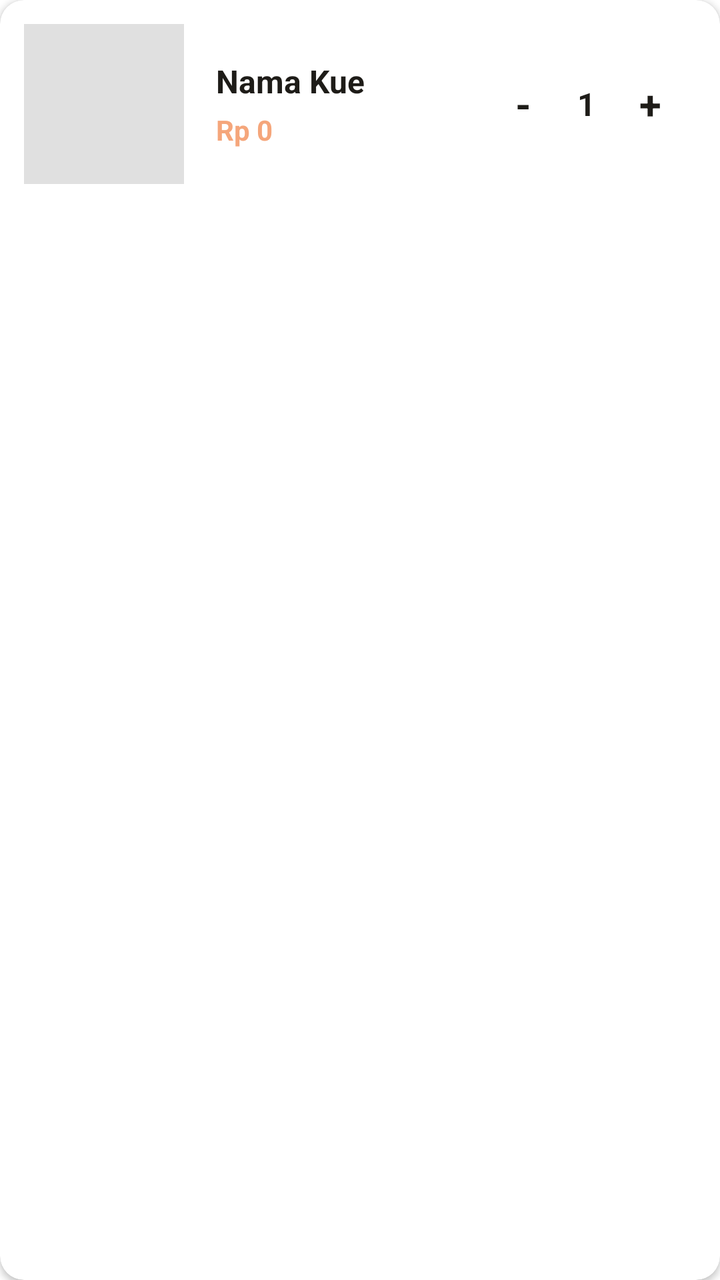
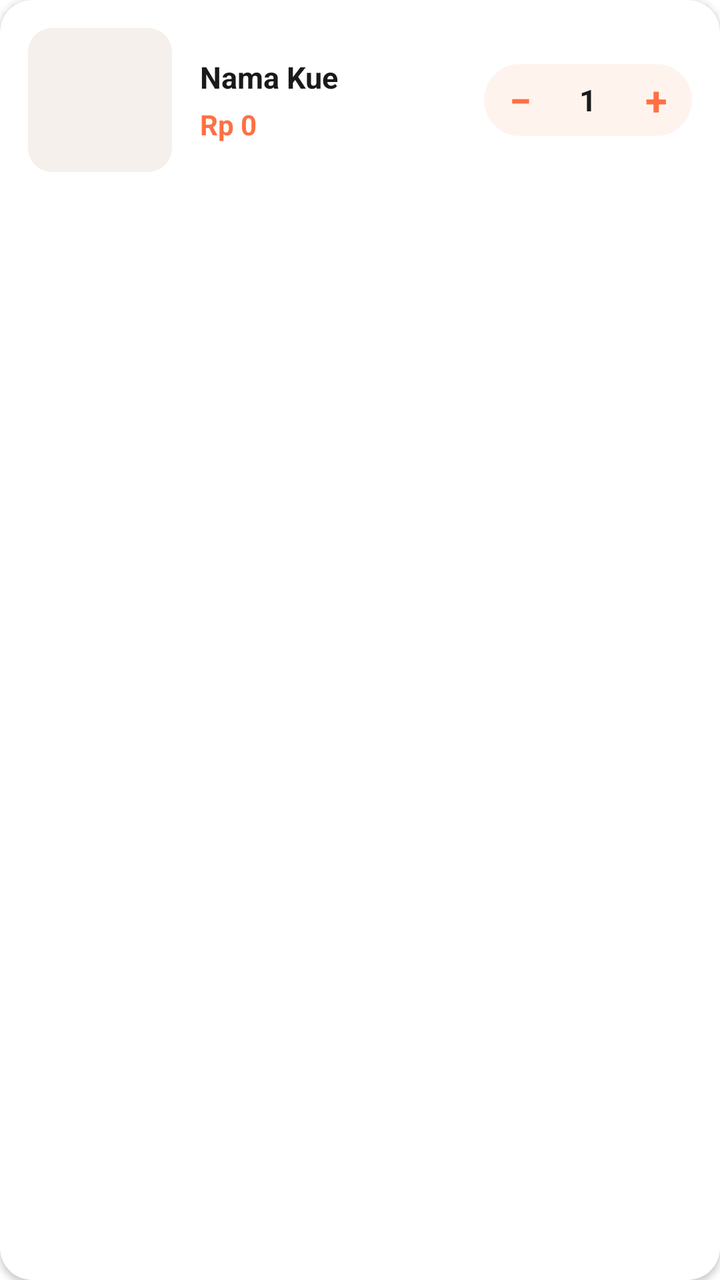

Compare the two renders of this Android layout. The source of the first and the diff that turns it into the second are given below.
<!-- AndroidManifest.xml: application theme Theme.KueWeh -->
<!-- res/layout/item_keranjang.xml -->
<?xml version="1.0" encoding="utf-8"?>
<androidx.cardview.widget.CardView xmlns:android="http://schemas.android.com/apk/res/android"
    xmlns:app="http://schemas.android.com/apk/res-auto"
    android:layout_width="match_parent"
    android:layout_height="wrap_content"
    android:layout_marginVertical="8dp"
    android:layout_marginHorizontal="4dp"
    app:cardCornerRadius="12dp"
    app:cardElevation="2dp">

    <LinearLayout
        android:layout_width="match_parent"
        android:layout_height="wrap_content"
        android:gravity="center_vertical"
        android:orientation="horizontal"
        android:padding="12dp">

        <ImageView
            android:id="@+id/imgKeranjang"
            android:layout_width="80dp"
            android:layout_height="80dp"
            android:background="#E0E0E0"
            android:scaleType="centerCrop" />

        <LinearLayout
            android:layout_width="0dp"
            android:layout_height="wrap_content"
            android:layout_marginStart="16dp"
            android:layout_weight="1"
            android:orientation="vertical">

            <TextView
                android:id="@+id/tvKeranjangNama"
                android:layout_width="wrap_content"
                android:layout_height="wrap_content"
                android:text="Nama Kue"
                android:textColor="#1E1C18"
                android:textSize="16sp"
                android:textStyle="bold" />

            <TextView
                android:id="@+id/tvKeranjangHarga"
                android:layout_width="wrap_content"
                android:layout_height="wrap_content"
                android:layout_marginTop="4dp"
                android:text="Rp 0"
                android:textColor="#F5A67B"
                android:textStyle="bold" />
        </LinearLayout>

        <LinearLayout
            android:layout_width="wrap_content"
            android:layout_height="wrap_content"
            android:background="@drawable/bg_search_rounded"
            android:gravity="center_vertical"
            android:orientation="horizontal"
            android:paddingHorizontal="8dp"
            android:paddingVertical="4dp">

            <TextView
                android:id="@+id/btnKeranjangMinus"
                android:layout_width="30dp"
                android:layout_height="30dp"
                android:gravity="center"
                android:text="-"
                android:textColor="#1E1C18"
                android:textSize="20sp"
                android:textStyle="bold" />

            <TextView
                android:id="@+id/tvKeranjangJumlah"
                android:layout_width="wrap_content"
                android:layout_height="wrap_content"
                android:layout_marginHorizontal="12dp"
                android:text="1"
                android:textColor="#1E1C18"
                android:textSize="16sp"
                android:textStyle="bold" />

            <TextView
                android:id="@+id/btnKeranjangPlus"
                android:layout_width="30dp"
                android:layout_height="30dp"
                android:gravity="center"
                android:text="+"
                android:textColor="#1E1C18"
                android:textSize="20sp"
                android:textStyle="bold" />
        </LinearLayout>
    </LinearLayout>
</androidx.cardview.widget.CardView>
<!-- resources referenced by this layout -->
<resources>
  <!-- drawable bg_search_rounded (drawable) -->
  <?xml version="1.0" encoding="utf-8"?>
  <shape xmlns:android="http://schemas.android.com/apk/res/android">
      <solid android:color="#FFFFFF" />
      <corners android:radius="24dp" /> </shape>
  <style name="Theme.KueWeh" parent="Theme.MaterialComponents.Light.NoActionBar">
          <item name="android:statusBarColor">@android:color/transparent</item>
  
          <item name="android:windowLightStatusBar">true</item>
      </style>
</resources>

<!-- the commit's change to res/layout/item_keranjang.xml (unified diff, before → after) -->
@@ -1,31 +1,35 @@
 <?xml version="1.0" encoding="utf-8"?>
-<androidx.cardview.widget.CardView xmlns:android="http://schemas.android.com/apk/res/android"
+<androidx.cardview.widget.CardView
+    xmlns:android="http://schemas.android.com/apk/res/android"
     xmlns:app="http://schemas.android.com/apk/res-auto"
     android:layout_width="match_parent"
     android:layout_height="wrap_content"
-    android:layout_marginVertical="8dp"
+    android:layout_marginVertical="6dp"
     android:layout_marginHorizontal="4dp"
-    app:cardCornerRadius="12dp"
-    app:cardElevation="2dp">
+    app:cardCornerRadius="16dp"
+    app:cardElevation="2dp"
+    app:cardBackgroundColor="#FFFFFF">
 
     <LinearLayout
         android:layout_width="match_parent"
         android:layout_height="wrap_content"
         android:gravity="center_vertical"
         android:orientation="horizontal"
-        android:padding="12dp">
+        android:padding="14dp">
 
+        
         <ImageView
             android:id="@+id/imgKeranjang"
-            android:layout_width="80dp"
-            android:layout_height="80dp"
-            android:background="#E0E0E0"
-            android:scaleType="centerCrop" />
+            android:layout_width="72dp"
+            android:layout_height="72dp"
+            android:background="@drawable/bg_image_rounded"
+            android:scaleType="centerCrop"/>
 
+        
         <LinearLayout
             android:layout_width="0dp"
             android:layout_height="wrap_content"
-            android:layout_marginStart="16dp"
+            android:layout_marginStart="14dp"
             android:layout_weight="1"
             android:orientation="vertical">
 
@@ -34,9 +38,11 @@
                 android:layout_width="wrap_content"
                 android:layout_height="wrap_content"
                 android:text="Nama Kue"
-                android:textColor="#1E1C18"
-                android:textSize="16sp"
-                android:textStyle="bold" />
+                android:textColor="#1A1A1A"
+                android:textSize="15sp"
+                android:textStyle="bold"
+                android:maxLines="2"
+                android:ellipsize="end"/>
 
             <TextView
                 android:id="@+id/tvKeranjangHarga"
@@ -44,48 +50,48 @@
                 android:layout_height="wrap_content"
                 android:layout_marginTop="4dp"
                 android:text="Rp 0"
-                android:textColor="#F5A67B"
-                android:textStyle="bold" />
+                android:textColor="#FF7043"
+                android:textStyle="bold"
+                android:textSize="14sp"/>
         </LinearLayout>
 
+        
         <LinearLayout
             android:layout_width="wrap_content"
-            android:layout_height="wrap_content"
-            android:background="@drawable/bg_search_rounded"
+            android:layout_height="36dp"
+            android:background="@drawable/bg_qty_control"
             android:gravity="center_vertical"
-            android:orientation="horizontal"
-            android:paddingHorizontal="8dp"
-            android:paddingVertical="4dp">
+            android:orientation="horizontal">
 
             <TextView
                 android:id="@+id/btnKeranjangMinus"
-                android:layout_width="30dp"
-                android:layout_height="30dp"
+                android:layout_width="36dp"
+                android:layout_height="36dp"
                 android:gravity="center"
-                android:text="-"
-                android:textColor="#1E1C18"
+                android:text="−"
+                android:textColor="#FF7043"
                 android:textSize="20sp"
-                android:textStyle="bold" />
+                android:textStyle="bold"/>
 
             <TextView
                 android:id="@+id/tvKeranjangJumlah"
-                android:layout_width="wrap_content"
+                android:layout_width="32dp"
                 android:layout_height="wrap_content"
-                android:layout_marginHorizontal="12dp"
+                android:gravity="center"
                 android:text="1"
-                android:textColor="#1E1C18"
-                android:textSize="16sp"
-                android:textStyle="bold" />
+                android:textColor="#1A1A1A"
+                android:textSize="15sp"
+                android:textStyle="bold"/>
 
             <TextView
                 android:id="@+id/btnKeranjangPlus"
-                android:layout_width="30dp"
-                android:layout_height="30dp"
+                android:layout_width="36dp"
+                android:layout_height="36dp"
                 android:gravity="center"
                 android:text="+"
-                android:textColor="#1E1C18"
+                android:textColor="#FF7043"
                 android:textSize="20sp"
-                android:textStyle="bold" />
+                android:textStyle="bold"/>
         </LinearLayout>
     </LinearLayout>
 </androidx.cardview.widget.CardView>
<!-- resource entries referenced after the edit -->
@@ -1,10 +1,17 @@
 <!-- resources referenced by this layout -->
 <resources>
-  <!-- drawable bg_search_rounded (drawable) -->
+  <!-- drawable bg_image_rounded (drawable) -->
   <?xml version="1.0" encoding="utf-8"?>
   <shape xmlns:android="http://schemas.android.com/apk/res/android">
-      <solid android:color="#FFFFFF" />
-      <corners android:radius="24dp" /> </shape>
+      <solid android:color="#F5F0EB"/>
+      <corners android:radius="12dp"/>
+  </shape>
+  <!-- drawable bg_qty_control (drawable) -->
+  <?xml version="1.0" encoding="utf-8"?>
+  <shape xmlns:android="http://schemas.android.com/apk/res/android">
+      <solid android:color="#FFF3EE"/>
+      <corners android:radius="18dp"/>
+  </shape>
   <style name="Theme.KueWeh" parent="Theme.MaterialComponents.Light.NoActionBar">
           <item name="android:statusBarColor">@android:color/transparent</item>
   
